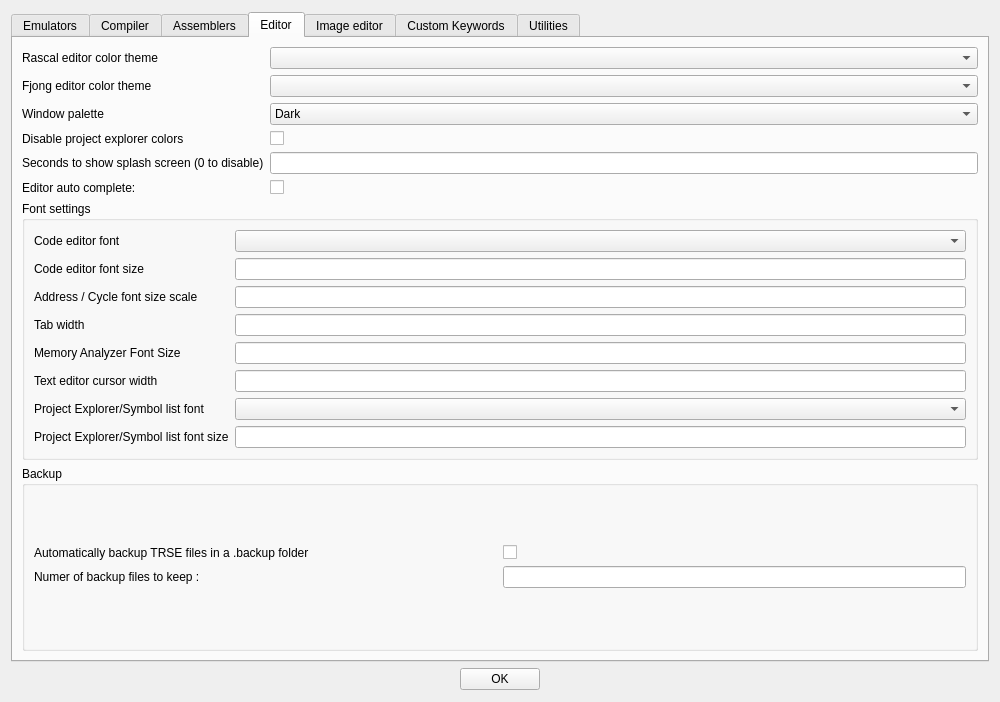
Old version of the form source/dialogtrsesettings.ui in the repository leuat/TRSE.
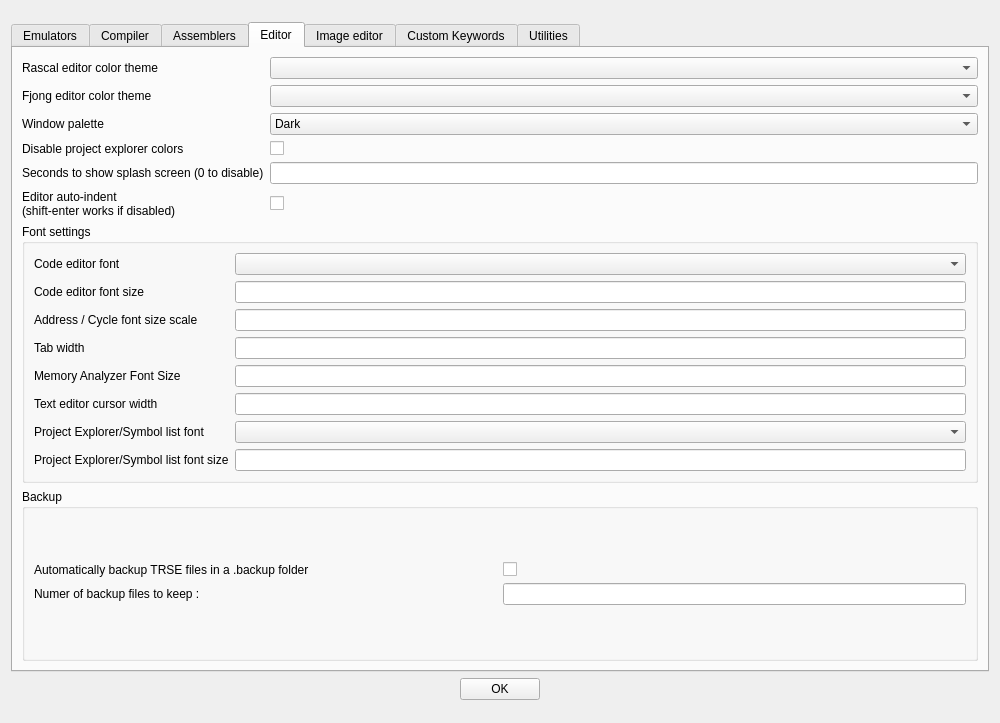
New version of the form. The open tabs and pages were chosen to show the change.

Commit message: Update description in settings

The edit to the form file:
```diff
--- a/source/dialogtrsesettings.ui
+++ b/source/dialogtrsesettings.ui
@@ -7,7 +7,7 @@
     <x>0</x>
     <y>0</y>
     <width>1000</width>
-    <height>702</height>
+    <height>723</height>
    </rect>
   </property>
   <property name="windowTitle">
@@ -1094,7 +1094,8 @@
            <item row="5" column="0">
             <widget class="QLabel" name="label_56">
              <property name="text">
-              <string>Editor auto complete:</string>
+              <string>Editor auto-indent
+(shift-enter works if disabled)</string>
              </property>
             </widget>
            </item>
```
Left out of the diff: 2 changed lines with no effect on the pictures.
